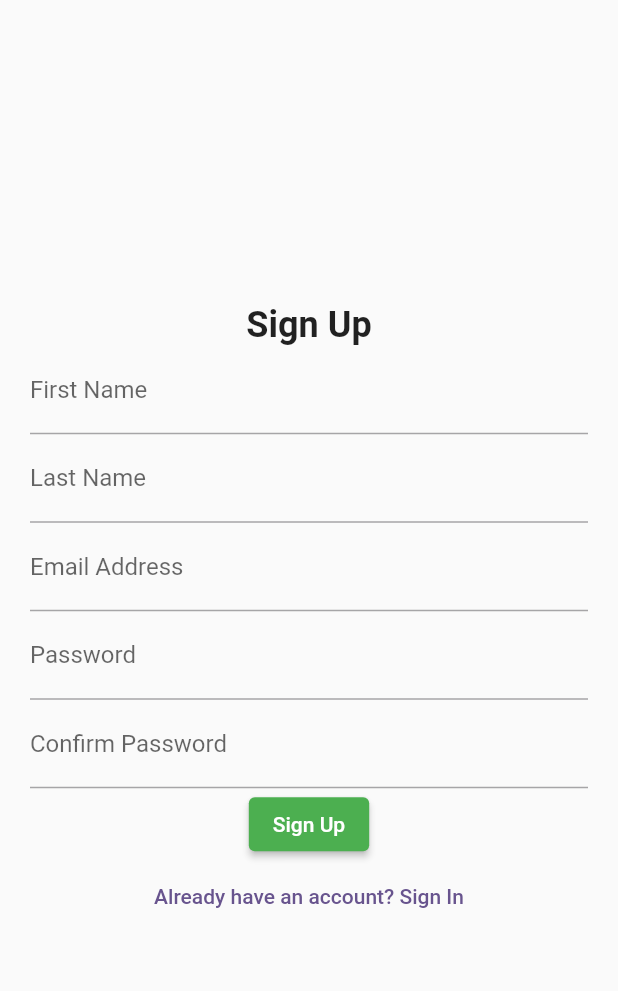
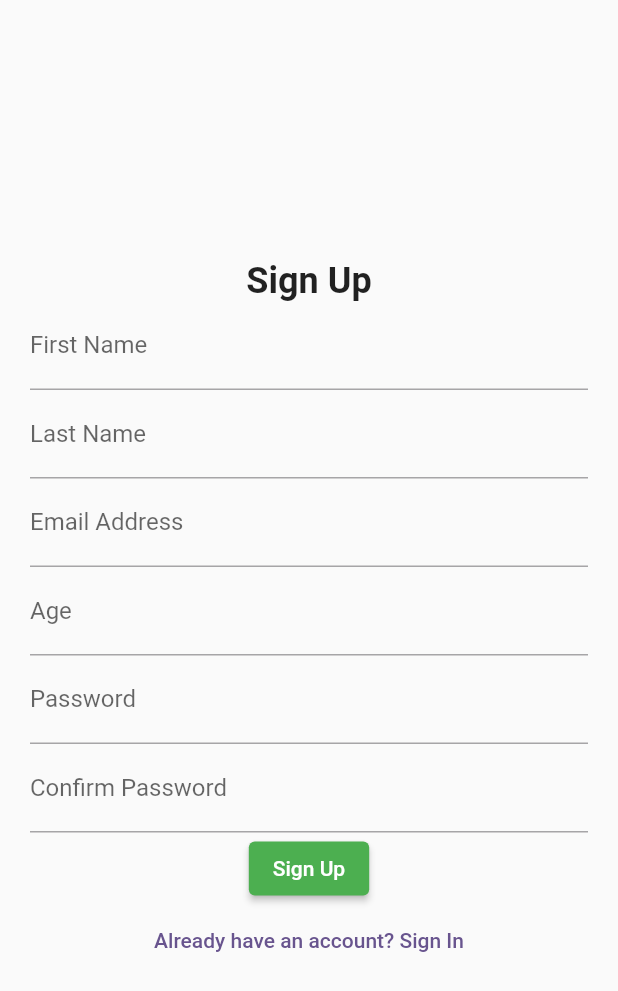
Before and after one commit to KrazeeCoder/fbla-mobile-app-2425-learning, a Flutter app: the screen it shows after launch, after a tap on "Don't have an account? Sign Up", on a phone screen of 412 x 824 dp. Shown: the top 991 px of the screen. Run offline on Flutter 3.47's test engine with Material 3 defaults, Android fonts, the phone set to English and light mode, and no system bars; our stand-ins replace cloud_firestore, firebase_auth, firebase_core, google_generative_ai, percent_indicator; missing offline and left inert: flutter_web_auth; accounts and stored records are empty.

Commit message:
sign up validations

```diff
--- a/lib/auth_utility.dart
+++ b/lib/auth_utility.dart
@@ -11,6 +11,7 @@ class AuthService {
     required String password,
     required String firstName,
     required String lastName,
+    required int age,
   }) async {
     try {
       // Create user with Firebase Auth
@@ -23,17 +24,20 @@ class AuthService {
       User? user = userCredential.user;
       if (user == null) return "Invalid registration information";
 
-      // Save user data & settings in Firestore
+     // 📌 Store user data in Firestore (Settings grouped under 'settings' field)
     await _firestore.collection('users').doc(user.uid).set({
       'email': email,
       'firstName': firstName,
       'lastName': lastName,
+      'age': age, // ✅ Save age in Firestore
       'currentLevel': 0,
       'currentXP': 0,
+      'settings': {  // ✅ Grouping settings inside a single object
         'fontSize': 14,
         'profilePic': "",
         'stayOnTrack': false,
-      }, SetOptions(merge: true)); // ✅ Prevents overwriting existing data
+      }
+    });
 
       // Create subtopicsCompleted in a separate collection
       await _firestore.collection('user_subtopics').doc(user.uid).set({
@@ -87,17 +91,21 @@ class AuthService {
     required String? profilePic,
   }) async {
     try {
-      // Save LinkedIn user data & settings in Firestore
+      // Save LinkedIn user data with structured settings
     await _firestore.collection('users').doc(userId).set({
       'email': email,
       'firstName': firstName,
       'lastName': lastName,
+      'age': 0, // ✅ Default age set to 0
       'currentLevel': 0,
       'currentXP': 0,
+      'settings': {  // ✅ Properly grouping settings
         'fontSize': 14,
         'profilePic': profilePic ?? "",
         'stayOnTrack': false,
+      }
     }, SetOptions(merge: true)); // ✅ Ensures existing data is not overwritten
+
 
       // Create `user_subtopics` collection
       await _firestore.collection('user_subtopics').doc(userId).set({
--- a/lib/pages/signup_screen.dart
+++ b/lib/pages/signup_screen.dart
@@ -1,6 +1,5 @@
 import 'package:flutter/material.dart';
 import 'package:firebase_auth/firebase_auth.dart';
-import 'package:cloud_firestore/cloud_firestore.dart';
 import '/auth_utility.dart';
 import 'signin_screen.dart';
 
@@ -13,26 +12,103 @@ class _SignUpScreenState extends State<SignUpScreen> {
   final TextEditingController firstNameController = TextEditingController();
   final TextEditingController lastNameController = TextEditingController();
   final TextEditingController emailController = TextEditingController();
+  final TextEditingController ageController = TextEditingController();
   final TextEditingController passwordController = TextEditingController();
-  final TextEditingController confirmPasswordController =
-  TextEditingController();
+  final TextEditingController confirmPasswordController = TextEditingController();
+
   bool isLoading = false;
   final AuthService _authService = AuthService();
 
-  /// **Handles user registration and Firestore data saving**
+  // Validation error messages
+  String? firstNameError;
+  String? lastNameError;
+  String? emailError;
+  String? ageError;
+  String? passwordError;
+
+  // Regex Patterns
+  final RegExp nameRegex = RegExp(r"^[a-zA-Z]+$");
+  final RegExp emailRegex = RegExp(r"^[a-zA-Z0-9._%+-]+@[a-zA-Z0-9.-]+\.[a-zA-Z]{2,}$");
+  final RegExp ageRegex = RegExp(r"^[0-9]+$");
+  final RegExp passwordRegex = RegExp(r"^(?=.*[0-9])(?=.*[!@#\$%^&*])(?=.{6,})");
+
+  @override
+  void initState() {
+    super.initState();
+
+    // Real-time validation listeners
+    firstNameController.addListener(() {
+      setState(() {
+        firstNameError = nameRegex.hasMatch(firstNameController.text)
+            ? null
+            : "Only letters allowed!";
+      });
+    });
+
+    lastNameController.addListener(() {
+      setState(() {
+        lastNameError = nameRegex.hasMatch(lastNameController.text)
+            ? null
+            : "Only letters allowed!";
+      });
+    });
+
+    emailController.addListener(() {
+      setState(() {
+        emailError = emailRegex.hasMatch(emailController.text)
+            ? null
+            : "Enter a valid email!";
+      });
+    });
+
+    ageController.addListener(() {
+      setState(() {
+        ageError = ageRegex.hasMatch(ageController.text)
+            ? null
+            : "Only numbers allowed!";
+      });
+    });
+
+    passwordController.addListener(() {
+      setState(() {
+        passwordError = passwordRegex.hasMatch(passwordController.text)
+            ? null
+            : "At least 6 chars, 1 special char, 1 number required!";
+      });
+    });
+  }
+
   Future<void> register() async {
   if (passwordController.text != confirmPasswordController.text) {
     _showSnackBar("Passwords do not match");
     return;
   }
 
+  if (firstNameError != null ||
+      lastNameError != null ||
+      emailError != null ||
+      ageError != null ||
+      passwordError != null) {
+    _showSnackBar("Fix the errors before proceeding!");
+    return;
+  }
+
   setState(() => isLoading = true);
+
+  // Convert age to an integer (ensure it's valid)
+  int? age = int.tryParse(ageController.text.trim());
+  if (age == null || age <= 0) {
+    _showSnackBar("Enter a valid age!");
+    setState(() => isLoading = false);
+    return;
+  }
 
   String? result = await _authService.registerUser(
     email: emailController.text.trim(),
     password: passwordController.text.trim(),
     firstName: firstNameController.text.trim(),
     lastName: lastNameController.text.trim(),
+    age: age, // ✅ Pass age here
   );
 
   setState(() => isLoading = false);
@@ -45,9 +121,9 @@ class _SignUpScreenState extends State<SignUpScreen> {
   }
 }
 
+
   void _showSnackBar(String message) {
-    ScaffoldMessenger.of(context)
-        .showSnackBar(SnackBar(content: Text(message)));
+    ScaffoldMessenger.of(context).showSnackBar(SnackBar(content: Text(message)));
   }
 
   @override
@@ -58,34 +134,70 @@ class _SignUpScreenState extends State<SignUpScreen> {
         child: Column(
           mainAxisAlignment: MainAxisAlignment.center,
           children: [
-            Text("Sign Up",
-                style: TextStyle(fontSize: 24, fontWeight: FontWeight.bold)),
+            Text("Sign Up", style: TextStyle(fontSize: 24, fontWeight: FontWeight.bold)),
+
+            // First Name Field
             TextField(
               controller: firstNameController,
-                decoration: InputDecoration(labelText: "First Name")),
+              decoration: InputDecoration(
+                labelText: "First Name",
+                errorText: firstNameError,
+              ),
+            ),
+
+            // Last Name Field
             TextField(
               controller: lastNameController,
-                decoration: InputDecoration(labelText: "Last Name")),
+              decoration: InputDecoration(
+                labelText: "Last Name",
+                errorText: lastNameError,
+              ),
+            ),
+
+            // Email Field
             TextField(
               controller: emailController,
-                decoration: InputDecoration(labelText: "Email Address")),
+              decoration: InputDecoration(
+                labelText: "Email Address",
+                errorText: emailError,
+              ),
+            ),
+
+            // Age Field
+            TextField(
+              controller: ageController,
+              keyboardType: TextInputType.number,
+              decoration: InputDecoration(
+                labelText: "Age",
+                errorText: ageError,
+              ),
+            ),
+
+            // Password Field
             TextField(
               controller: passwordController,
-                decoration: InputDecoration(labelText: "Password"),
-                obscureText: true),
+              decoration: InputDecoration(
+                labelText: "Password",
+                errorText: passwordError,
+              ),
+              obscureText: true,
+            ),
+
+            // Confirm Password Field
             TextField(
               controller: confirmPasswordController,
               decoration: InputDecoration(labelText: "Confirm Password"),
-                obscureText: true),
+              obscureText: true,
+            ),
+
             isLoading
                 ? CircularProgressIndicator()
                 : ElevatedButton(
-              style:
-              ElevatedButton.styleFrom(backgroundColor: Colors.green),
+                    style: ElevatedButton.styleFrom(backgroundColor: Colors.green),
                     onPressed: register,
-              child:
-              Text("Sign Up", style: TextStyle(color: Colors.white)),
+                    child: Text("Sign Up", style: TextStyle(color: Colors.white)),
                   ),
+
             TextButton(
               onPressed: () => Navigator.push(
                   context, MaterialPageRoute(builder: (_) => SignInScreen())),
```
Lines whose indentation alone changed are shown as unchanged.
